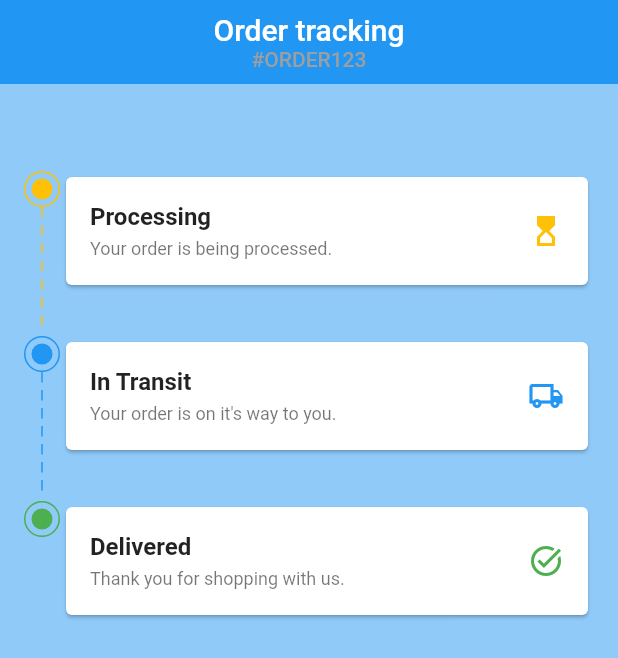
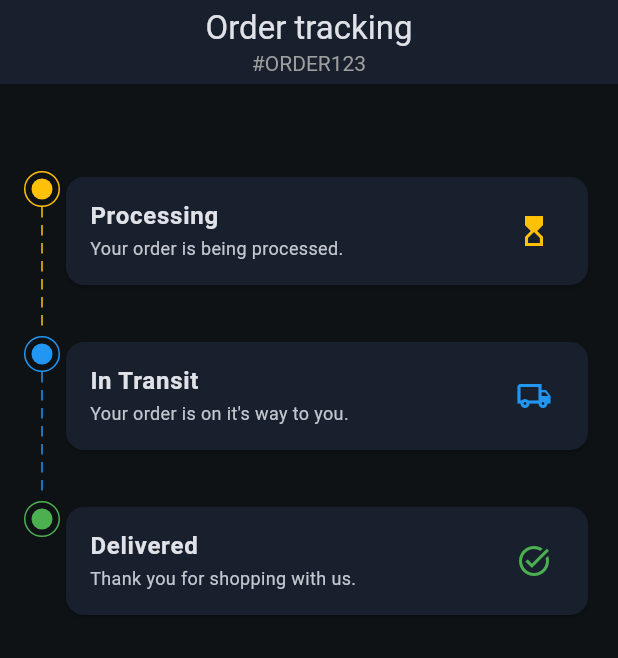
Before and after one commit to sparkwud/tracker_timeline, a Flutter app: the screen it shows after launch, on a phone screen of 412 x 824 dp. Shown: the top 658 px of the screen. Run offline on Flutter 3.47's test engine with Material 2 defaults, Android fonts, the light colour scheme and no system bars.

Commit message:
customize theme data

```diff
--- a/lib/main.dart
+++ b/lib/main.dart
@@ -10,8 +10,17 @@ class MainApp extends StatelessWidget {
 
   @override
   Widget build(BuildContext context) {
-    return const MaterialApp(
-      home: HomeScreen(),
+    return MaterialApp(
+      home: const HomeScreen(),
+      theme: ThemeData.from(
+        colorScheme: ColorScheme.fromSeed(
+          seedColor: const Color(0xff005c9a),
+          brightness: Brightness.dark,
+          surface: const Color(0xFF17202C),
+          background: const Color(0xFF0E1215),
+        ),
+        useMaterial3: true,
+      ),
     );
   }
 }
```
